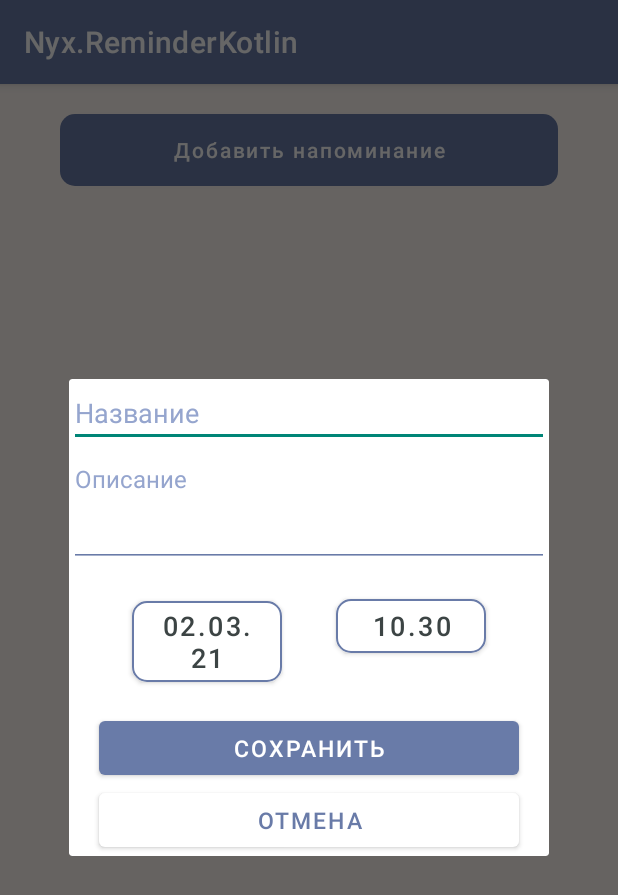
After one commit to Ephemerayne/Nyx.ReminderKotlin, an Android app: the fragment AddEditReminderDialogSheet placed in its activity, on a phone screen of 412 x 824 dp. The commit adds this screen. Shown: the top 895 px of the screen. Run offline under Robolectric (Android 15) with nearby library versions, the phone set to English and light mode, and no system bars; our stand-ins replace Room's generated code.

Commit message:
created DialogSheet for add reminders added ViewModel for DialogSheet

```diff
--- a/app/src/main/java/space/lala/nyxreminderkotlin/MainActivity.kt
+++ b/app/src/main/java/space/lala/nyxreminderkotlin/MainActivity.kt
@@ -2,11 +2,15 @@ package space.lala.nyxreminderkotlin
 
 import android.os.Bundle
 import android.view.View
+import android.widget.Toast
 import androidx.appcompat.app.AppCompatActivity
+import androidx.fragment.app.DialogFragment
+import androidx.fragment.app.FragmentTransaction
 import androidx.lifecycle.ViewModelProvider
 import androidx.recyclerview.widget.LinearLayoutManager
 import space.lala.nyxreminderkotlin.adapter.ReminderAdapter
 import space.lala.nyxreminderkotlin.databinding.ActivityMainBinding
+import space.lala.nyxreminderkotlin.ui.dialogSheet.AddEditReminderDialogSheet
 
 class MainActivity : AppCompatActivity() {
     private lateinit var viewModel: MainActivityViewModel
@@ -31,11 +35,25 @@ class MainActivity : AppCompatActivity() {
             if (reminders.isNotEmpty()) {
                 binding.recyclerViewReminders.visibility = View.VISIBLE
                 binding.addReminderButton.visibility = View.GONE
+                binding.floatingButtonAddReminder.visibility = View.VISIBLE
             } else {
                 binding.recyclerViewReminders.visibility = View.GONE
                 binding.addReminderButton.visibility = View.VISIBLE
+                binding.floatingButtonAddReminder.visibility = View.GONE
             }
             adapter.setReminders(reminders = reminders)
         })
+
+        binding.floatingButtonAddReminder.setOnClickListener {
+            openAddReminderDialog()
+        }
+
+        binding.addReminderButton.setOnClickListener { openAddReminderDialog() }
+    }
+
+    private fun openAddReminderDialog() {
+        val fragmentTransaction : FragmentTransaction = supportFragmentManager.beginTransaction()
+        val addReminderFragment : DialogFragment = AddEditReminderDialogSheet()
+        addReminderFragment.show(fragmentTransaction, "ADD")
     }
 }
--- /dev/null
+++ b/app/src/main/java/space/lala/nyxreminderkotlin/ui/dialogSheet/AddEditReminderDialogSheet.kt
@@ -0,0 +1,138 @@
+package space.lala.nyxreminderkotlin.ui.dialogSheet
+
+import android.app.DatePickerDialog
+import android.app.TimePickerDialog
+import android.os.Build
+import android.os.Bundle
+import android.view.LayoutInflater
+import android.view.View
+import android.view.ViewGroup
+import android.widget.DatePicker
+import android.widget.TimePicker
+import androidx.annotation.RequiresApi
+import androidx.fragment.app.DialogFragment
+import androidx.lifecycle.ViewModelProvider
+import org.threeten.bp.*
+import org.threeten.bp.format.DateTimeFormatter
+import space.lala.nyxreminderkotlin.R
+import space.lala.nyxreminderkotlin.databinding.AddEditReminderDialogSheetBinding
+import space.lala.nyxreminderkotlin.datasource.repository.ReminderRepository
+import space.lala.nyxreminderkotlin.model.Reminder
+
+class AddEditReminderDialogSheet : DialogFragment(R.layout.add_edit_reminder_dialog_sheet) {
+
+    private lateinit var binding: AddEditReminderDialogSheetBinding
+
+    private val dateFormatter = DateTimeFormatter.ofPattern("dd.MM.yy")
+    private val timeFormatter = DateTimeFormatter.ofPattern("HH.mm")
+
+    private var reminderDate = LocalDate.now()
+    private var reminderTime = LocalTime.now()
+
+    private lateinit var viewModel: AddEditReminderDialogViewModel
+
+    companion object {
+        public const val ID_KEY = "ID_KEY"
+
+    }
+
+    private val dateSetListener =
+        DatePickerDialog.OnDateSetListener { _: DatePicker, year: Int, month: Int, day: Int ->
+
+            setDate(year, month + 1, day)
+        }
+
+    private val timeSetListener =
+        TimePickerDialog.OnTimeSetListener { _: TimePicker, hour: Int, minute: Int ->
+
+            setTime(hour, minute)
+        }
+
+    override fun onCreateView(
+        inflater: LayoutInflater,
+        container: ViewGroup?,
+        savedInstanceState: Bundle?
+    ) = AddEditReminderDialogSheetBinding.inflate(inflater).also { binding = it }.root
+
+    @RequiresApi(Build.VERSION_CODES.N)
+    override fun onViewCreated(view: View, savedInstanceState: Bundle?) {
+        initListeners()
+        fillInDefaultDateTime()
+        viewModel = ViewModelProvider(this).get(AddEditReminderDialogViewModel::class.java)
+    }
+
+
+    @RequiresApi(Build.VERSION_CODES.N)
+    private fun initListeners() {
+        binding.buttonCancelEditReminder.setOnClickListener { dismiss() }
+
+        binding.buttonSaveReminder.setOnClickListener {
+                saveReminder(createReminder())
+        }
+
+        binding.editDate.setOnClickListener {
+            showDatePicker()
+        }
+
+        binding.editTime.setOnClickListener {
+            showTimePicker()
+        }
+    }
+
+    private fun createReminder() : Reminder {
+        val reminderTitle = binding.titleEditText.text.toString()
+        val reminderDescription = binding.descriptionEditText.text.toString()
+        val dateTime : LocalDateTime = LocalDateTime.of(reminderDate, reminderTime)
+        return Reminder(reminderTitle, reminderDescription, dateTime, 5)
+    }
+
+    private fun saveReminder(reminder : Reminder) {
+        viewModel.insertReminder(reminder)
+        dismiss()
+
+    }
+
+    private fun fillInDefaultDateTime() {
+//        val localDateTime : LocalDateTime = LocalDateTime.now()
+
+        val dateString = dateFormatter.format(reminderDate)
+        val timeString = timeFormatter.format(reminderTime)
+
+        binding.editDate.text = dateString
+        binding.editTime.text = timeString
+    }
+
+    @RequiresApi(Build.VERSION_CODES.N)
+    private fun showDatePicker() {
+       val datePickerDialog : DatePickerDialog? = context?.let { DatePickerDialog(it) }
+        datePickerDialog?.setOnDateSetListener(dateSetListener)
+        datePickerDialog?.show()
+    }
+
+    private fun setDate(year: Int, month: Int, day: Int) {
+       val localDate : LocalDate = LocalDate.of(year, month, day)
+        binding.editDate.text = dateFormatter.format(localDate)
+        reminderDate = localDate
+    }
+
+    private fun showTimePicker() {
+        val localTime : LocalTime = LocalTime.now()
+        val hour : Int = localTime.hour
+        val minute : Int = localTime.minute
+
+        val timePickerDialog = TimePickerDialog(
+            context,
+            timeSetListener,
+            hour,
+            minute,
+            true)
+        timePickerDialog.show()
+    }
+
+    private fun setTime(hour : Int, minute : Int) {
+        val localTime : LocalTime = LocalTime.of(hour, minute)
+        binding.editTime.text = timeFormatter.format(localTime)
+        reminderTime = localTime
+    }
+
+}
--- /dev/null
+++ b/app/src/main/java/space/lala/nyxreminderkotlin/ui/dialogSheet/AddEditReminderDialogViewModel.kt
@@ -0,0 +1,15 @@
+package space.lala.nyxreminderkotlin.ui.dialogSheet
+
+import android.app.Application
+import androidx.lifecycle.AndroidViewModel
+import space.lala.nyxreminderkotlin.datasource.repository.ReminderRepository
+import space.lala.nyxreminderkotlin.model.Reminder
+
+public class AddEditReminderDialogViewModel(application: Application) :
+    AndroidViewModel(application) {
+    private val repository = ReminderRepository(application)
+
+    public fun insertReminder(reminder: Reminder) =
+        repository.insertReminder(reminder)
+
+}
--- /dev/null
+++ b/app/src/main/res/drawable/icon_add.xml
@@ -0,0 +1,5 @@
+<vector android:height="24dp" android:tint="#FFFFFF"
+    android:viewportHeight="24" android:viewportWidth="24"
+    android:width="24dp" xmlns:android="http://schemas.android.com/apk/res/android">
+    <path android:fillColor="@android:color/white" android:pathData="M19,13h-6v6h-2v-6H5v-2h6V5h2v6h6v2z"/>
+</vector>
--- a/app/src/main/res/layout/activity_main.xml
+++ b/app/src/main/res/layout/activity_main.xml
@@ -34,4 +34,19 @@
         app:layout_constraintTop_toTopOf="parent"
         app:layout_constraintVertical_bias="0.0" />
 
+    <com.google.android.material.floatingactionbutton.FloatingActionButton
+        android:id="@+id/floating_button_add_reminder"
+        android:layout_width="wrap_content"
+        android:layout_height="wrap_content"
+        android:layout_marginBottom="16dp"
+        android:clickable="true"
+        android:focusable="true"
+        app:maxImageSize="38dp"
+        android:src="@drawable/icon_add"
+        app:layout_constraintBottom_toBottomOf="parent"
+        app:layout_constraintEnd_toEndOf="parent"
+        app:layout_constraintHorizontal_bias="0.954"
+        app:layout_constraintStart_toStartOf="parent"
+        app:tint="@color/white" />
+
 </androidx.constraintlayout.widget.ConstraintLayout>
--- /dev/null
+++ b/app/src/main/res/layout/add_edit_reminder_dialog_sheet.xml
@@ -0,0 +1,100 @@
+<?xml version="1.0" encoding="utf-8"?>
+<LinearLayout xmlns:android="http://schemas.android.com/apk/res/android"
+    xmlns:app="http://schemas.android.com/apk/res-auto"
+    xmlns:tools="http://schemas.android.com/tools"
+    android:layout_width="match_parent"
+    android:layout_height="match_parent"
+    android:orientation="vertical">
+
+    <LinearLayout
+        android:id="@+id/linearLayout2"
+        android:layout_width="match_parent"
+        android:layout_height="wrap_content"
+        android:orientation="vertical">
+
+        <EditText
+            android:id="@+id/title_edit_text"
+            android:layout_width="match_parent"
+            android:layout_height="wrap_content"
+            android:theme="@style/Theme.App.Base"
+            android:ems="10"
+            android:gravity="top"
+            android:hint="@string/hint_title_dialog"
+            android:inputType="textMultiLine" />
+
+        <EditText
+            android:id="@+id/description_edit_text"
+            android:layout_width="match_parent"
+            android:layout_height="wrap_content"
+            android:theme="@style/Theme.App.Base"
+            android:ems="10"
+            android:gravity="top"
+            android:hint="@string/hint_description_dialog"
+            android:inputType="textMultiLine"
+            android:lines="3"
+            android:textSize="16sp" />
+    </LinearLayout>
+
+    <LinearLayout
+        android:layout_width="match_parent"
+        android:layout_height="wrap_content"
+        android:gravity="center_horizontal"
+        android:orientation="horizontal">
+
+        <com.google.android.material.button.MaterialButton
+            android:id="@+id/edit_date"
+            android:theme="@style/Theme.NyxReminderKotlin.ButtonTimeReminder"
+            android:textColor="@color/graphite"
+            android:backgroundTint="@color/white"
+            android:layout_width="100dp"
+            android:layout_height="wrap_content"
+            android:layout_marginTop="15dp"
+            android:gravity="center"
+            android:textSize="18sp"
+            app:cornerRadius="10dp"
+            android:layout_marginEnd="36dp"
+            tools:text="DATE" />
+
+        <com.google.android.material.button.MaterialButton
+            android:id="@+id/edit_time"
+            android:theme="@style/Theme.NyxReminderKotlin.ButtonTimeReminder"
+            android:textColor="@color/graphite"
+            android:backgroundTint="@color/white"
+            android:layout_width="100dp"
+            android:layout_height="wrap_content"
+            android:layout_marginTop="15dp"
+            android:gravity="center"
+            android:textSize="18sp"
+            app:cornerRadius="10dp"
+            tools:text="TIME" />
+    </LinearLayout>
+
+    <LinearLayout
+        android:layout_width="match_parent"
+        android:layout_height="wrap_content"
+        android:gravity="center"
+        android:orientation="vertical">
+
+        <com.google.android.material.button.MaterialButton
+            android:id="@+id/button_save_reminder"
+            android:layout_width="280dp"
+            android:layout_height="wrap_content"
+            android:layout_marginStart="20dp"
+            android:layout_marginTop="15dp"
+            android:layout_marginEnd="20dp"
+            android:text="@string/save_button_dialog"
+            android:textSize="15sp" />
+
+        <com.google.android.material.button.MaterialButton
+            android:id="@+id/button_cancel_edit_reminder"
+            android:layout_width="280dp"
+            android:layout_height="wrap_content"
+            app:backgroundTint="@color/white"
+            android:textColor="@color/dark_blue"
+            android:layout_marginStart="20dp"
+            android:layout_marginEnd="20dp"
+            android:text="@string/cancel_button_dialog"
+            android:textSize="15sp" />
+    </LinearLayout>
+
+</LinearLayout>
--- a/app/src/main/res/values/strings.xml
+++ b/app/src/main/res/values/strings.xml
@@ -1,4 +1,8 @@
 <resources>
     <string name="app_name">Nyx.ReminderKotlin</string>
     <string name="add_reminder">Добавить напоминание</string>
+    <string name="hint_title_dialog">Название</string>
+    <string name="hint_description_dialog">Описание</string>
+    <string name="save_button_dialog">Сохранить</string>
+    <string name="cancel_button_dialog">Отмена</string>
 </resources>
--- a/app/src/main/res/values/themes.xml
+++ b/app/src/main/res/values/themes.xml
@@ -6,7 +6,7 @@
         <item name="colorPrimaryVariant">@color/purple_700</item>
         <item name="colorOnPrimary">@color/white</item>
         <!-- Secondary brand color. -->
-        <item name="colorSecondary">@color/teal_200</item>
+        <item name="colorSecondary">@color/dark_blue</item>
         <item name="colorSecondaryVariant">@color/teal_700</item>
         <item name="colorOnSecondary">@color/black</item>
         <!-- Status bar color. -->
@@ -19,4 +19,9 @@
         <item name="strokeWidth">1dp</item>
         <item name="strokeColor">@color/dark_blue</item>
     </style>
+
+    <style name="Theme.App.Base" parent="Theme.AppCompat.Light.DarkActionBar">
+    <item name="colorControlNormal">@color/dark_blue</item>
+    <item name="android:textColorHint">@color/light_blue</item>
+</style>
 </resources>
```
